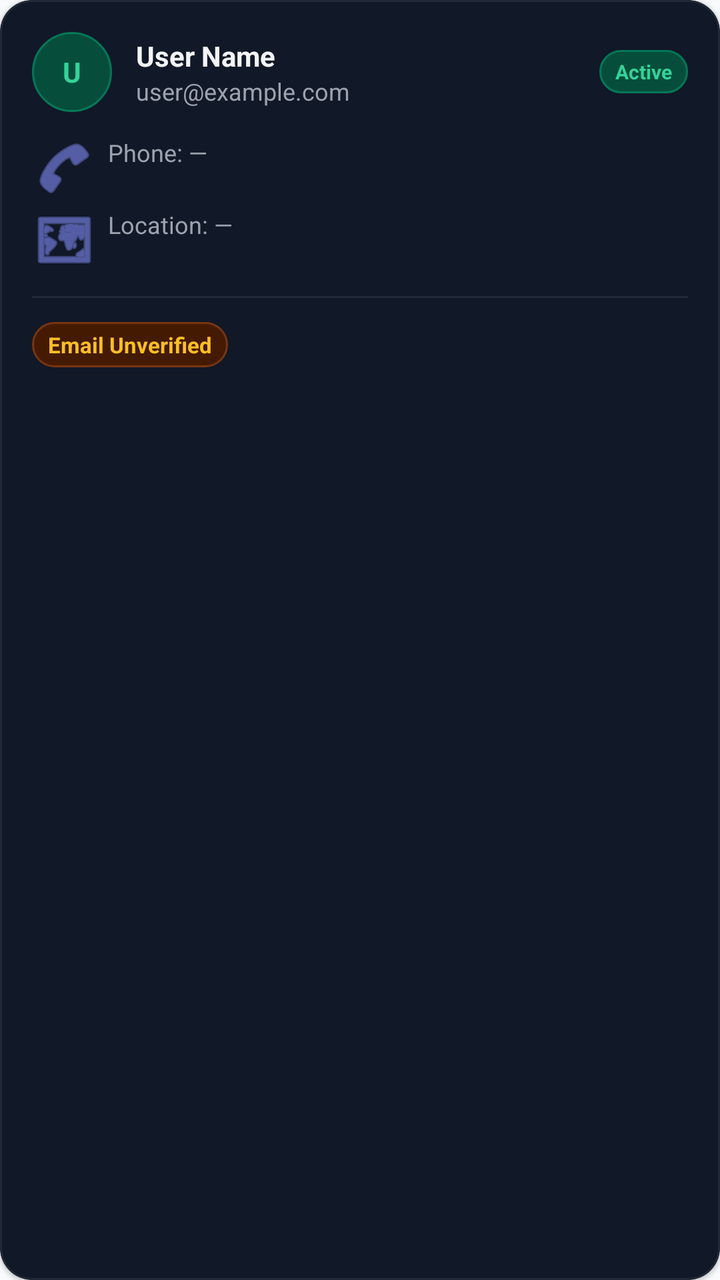
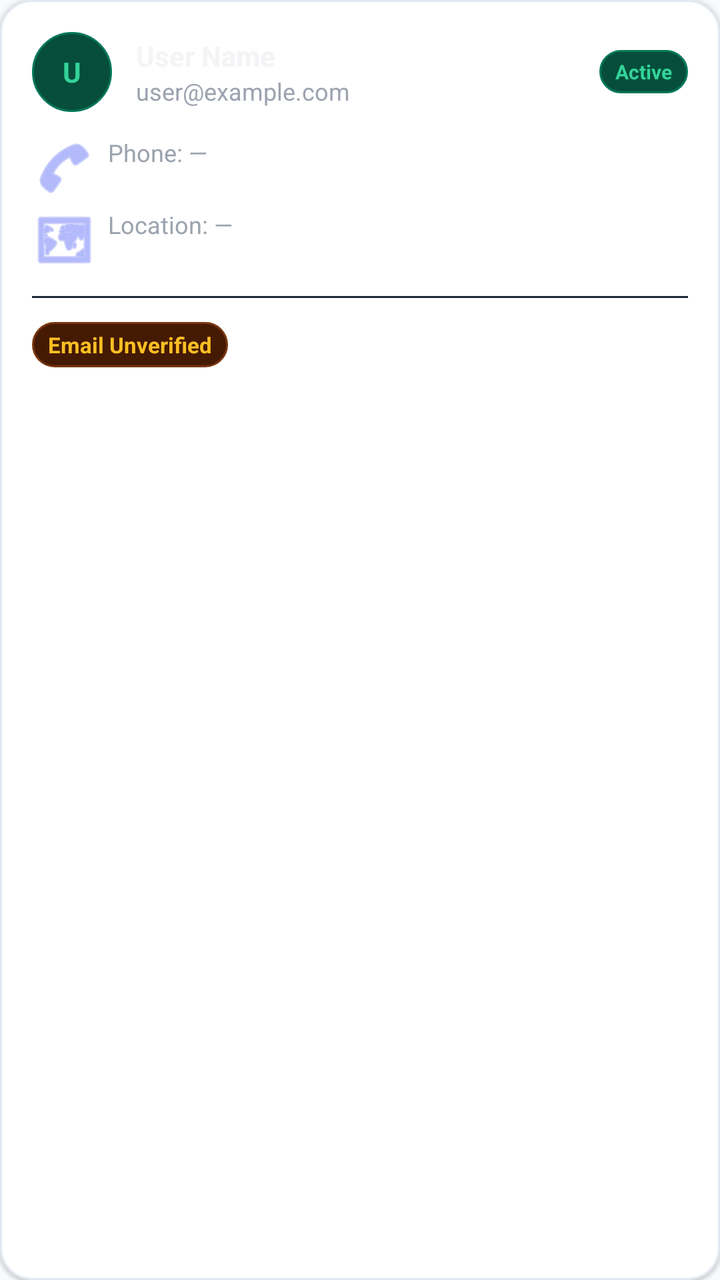

Screens rendered from an Android XML layout before and after an edit, with the pre-edit source and the edit as a unified diff.
<!-- AndroidManifest.xml: application theme AppTheme -->
<!-- res/layout/item_user.xml -->
<?xml version="1.0" encoding="utf-8"?>
<com.google.android.material.card.MaterialCardView xmlns:android="http://schemas.android.com/apk/res/android"
    xmlns:app="http://schemas.android.com/apk/res-auto"
    android:layout_width="match_parent"
    android:layout_height="wrap_content"
    android:layout_marginBottom="12dp"
    app:cardBackgroundColor="#111827"
    app:cardCornerRadius="16dp"
    app:strokeColor="#1f2937"
    app:strokeWidth="1dp">

    <LinearLayout
        android:layout_width="match_parent"
        android:layout_height="wrap_content"
        android:orientation="vertical"
        android:padding="16dp">

        <LinearLayout
            android:layout_width="match_parent"
            android:layout_height="wrap_content"
            android:orientation="horizontal"
            android:gravity="center_vertical">

            
            <FrameLayout
                android:layout_width="40dp"
                android:layout_height="40dp"
                android:background="@drawable/bg_circle_avatar">
                <TextView
                    android:id="@+id/tvUserInitials"
                    android:layout_width="wrap_content"
                    android:layout_height="wrap_content"
                    android:layout_gravity="center"
                    android:text="U"
                    android:textColor="#34d399"
                    android:textSize="14sp"
                    android:textStyle="bold" />
            </FrameLayout>

            <LinearLayout
                android:layout_width="0dp"
                android:layout_weight="1"
                android:layout_height="wrap_content"
                android:orientation="vertical"
                android:layout_marginStart="12dp">
                <TextView
                    android:id="@+id/tvUserName"
                    android:layout_width="wrap_content"
                    android:layout_height="wrap_content"
                    android:text="User Name"
                    android:textColor="#f3f4f6"
                    android:textSize="14sp"
                    android:textStyle="bold"
                    android:maxLines="1"
                    android:ellipsize="end" />
                <TextView
                    android:id="@+id/tvUserEmail"
                    android:layout_width="wrap_content"
                    android:layout_height="wrap_content"
                    android:text="user@example.com"
                    android:textColor="#9ca3af"
                    android:textSize="12sp"
                    android:maxLines="1"
                    android:ellipsize="end" />
            </LinearLayout>

            <TextView
                android:id="@+id/tvUserRole"
                android:layout_width="wrap_content"
                android:layout_height="wrap_content"
                android:text="Active"
                android:paddingHorizontal="8dp"
                android:paddingVertical="4dp"
                android:background="@drawable/bg_badge_emerald"
                android:textColor="#34d399"
                android:textSize="10sp"
                android:textStyle="bold" />
        </LinearLayout>

        <LinearLayout
            android:layout_width="match_parent"
            android:layout_height="wrap_content"
            android:orientation="horizontal"
            android:layout_marginTop="12dp">
            
            <LinearLayout
                android:layout_width="0dp"
                android:layout_weight="1"
                android:layout_height="wrap_content"
                android:orientation="vertical">
                <TextView
                    android:id="@+id/tvUserPhone"
                    android:layout_width="wrap_content"
                    android:layout_height="wrap_content"
                    android:text="Phone: —"
                    android:textColor="#9ca3af"
                    android:textSize="12sp"
                    android:drawablePadding="6dp"
                    app:drawableStartCompat="@android:drawable/ic_menu_call"
                    app:drawableTint="#818cf8" />
                <TextView
                    android:id="@+id/tvUserLocation"
                    android:layout_width="wrap_content"
                    android:layout_height="wrap_content"
                    android:layout_marginTop="4dp"
                    android:text="Location: —"
                    android:textColor="#9ca3af"
                    android:textSize="12sp"
                    android:drawablePadding="6dp"
                    app:drawableStartCompat="@android:drawable/ic_menu_mapmode"
                    app:drawableTint="#818cf8" />
            </LinearLayout>
        </LinearLayout>
        
        <View
            android:layout_width="match_parent"
            android:layout_height="1dp"
            android:background="#1f2937"
            android:layout_marginVertical="12dp" />
            
        <LinearLayout
            android:layout_width="match_parent"
            android:layout_height="wrap_content"
            android:orientation="horizontal"
            android:gravity="center_vertical">
            <TextView
                android:id="@+id/tvVerifiedStatus"
                android:layout_width="wrap_content"
                android:layout_height="wrap_content"
                android:text="Email Unverified"
                android:textColor="#fbbf24"
                android:textSize="11sp"
                android:paddingHorizontal="8dp"
                android:paddingVertical="4dp"
                android:background="@drawable/bg_badge_amber"
                android:textStyle="bold" />
        </LinearLayout>
    </LinearLayout>
</com.google.android.material.card.MaterialCardView>
<!-- resources referenced by this layout -->
<resources>
  <!-- drawable bg_badge_amber (drawable) -->
  <?xml version="1.0" encoding="utf-8"?>
  <shape xmlns:android="http://schemas.android.com/apk/res/android"
      android:shape="rectangle">
      <solid android:color="#451a03" />
      <stroke android:width="1dp" android:color="#78350f" />
      <corners android:radius="12dp" />
  </shape>
  <!-- drawable bg_badge_emerald (drawable) -->
  <?xml version="1.0" encoding="utf-8"?>
  <shape xmlns:android="http://schemas.android.com/apk/res/android"
      android:shape="rectangle">
      <solid android:color="#064e3b" />
      <stroke android:width="1dp" android:color="#047857" />
      <corners android:radius="12dp" />
  </shape>
  <!-- drawable bg_circle_avatar (drawable) -->
  <?xml version="1.0" encoding="utf-8"?>
  <shape xmlns:android="http://schemas.android.com/apk/res/android"
      android:shape="oval">
      <solid android:color="#064e3b" />
      <stroke android:width="1dp" android:color="#047857" />
  </shape>
  <style name="AppTheme" parent="Theme.MaterialComponents.DayNight.NoActionBar">
          <item name="colorPrimary">@color/colorPrimary</item>
          <item name="colorPrimaryDark">@color/colorPrimaryDark</item>
          <item name="colorAccent">@color/colorAccent</item>
          <item name="android:windowBackground">@color/colorBackground</item>
          <item name="android:statusBarColor">@color/colorBackground</item>
          <item name="android:navigationBarColor">@color/colorBottomNav</item>
          <item name="android:textColorPrimary">@color/colorTextPrimary</item>
          <item name="android:textColorSecondary">@color/colorTextSecondary</item>
          <item name="elevationOverlayEnabled">false</item>
      </style>
  <color name="colorPrimary">#059669</color>
  <color name="colorPrimaryDark">#047857</color>
  <color name="colorAccent">#10B981</color>
  <color name="colorBackground">#F8FAFC</color>
  <color name="colorBottomNav">#FFFFFF</color>
  <color name="colorTextPrimary">#0F172A</color>
  <color name="colorTextSecondary">#475569</color>
</resources>

<!-- the commit's change to res/layout/item_user.xml (unified diff, before → after) -->
@@ -4,9 +4,9 @@
     android:layout_width="match_parent"
     android:layout_height="wrap_content"
     android:layout_marginBottom="12dp"
-    app:cardBackgroundColor="#111827"
+    app:cardBackgroundColor="@color/colorCard"
     app:cardCornerRadius="16dp"
-    app:strokeColor="#1f2937"
+    app:strokeColor="@color/colorBorder"
     app:strokeWidth="1dp">
 
     <LinearLayout
<!-- resource entries referenced after the edit -->
@@ -1,5 +1,7 @@
 <!-- resources referenced by this layout -->
 <resources>
+  <color name="colorBorder">#E2E8F0</color>
+  <color name="colorCard">#FFFFFF</color>
   <!-- drawable bg_badge_amber (drawable) -->
   <?xml version="1.0" encoding="utf-8"?>
   <shape xmlns:android="http://schemas.android.com/apk/res/android"
